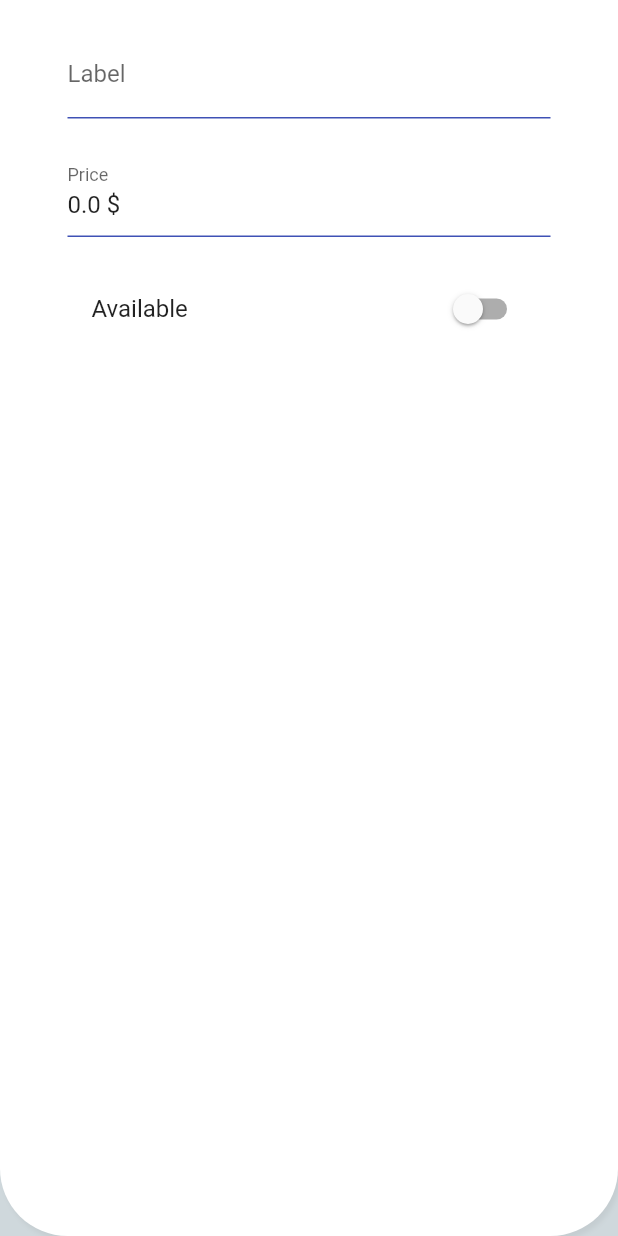
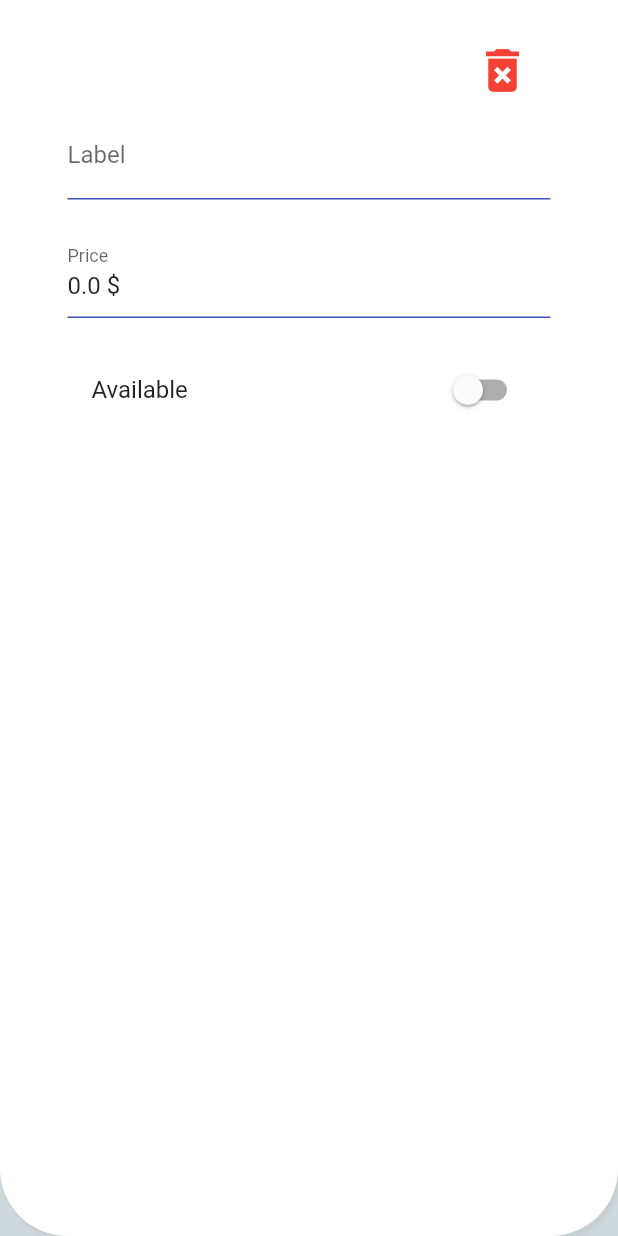
Before and after one commit to rsorianosanchis/crud_training_22, a Flutter app: the _ProductForm widget shown alone on an empty page, opened directly, on a phone screen of 412 x 824 dp. Run offline on Flutter 3.47's test engine with Material 2 defaults, Android fonts, the phone set to English and light mode, and no system bars; our stand-ins replace image_picker; network calls fail.

Commit message:
delete product

```diff
--- a/lib/screens/product_edit_screen.dart
+++ b/lib/screens/product_edit_screen.dart
@@ -77,8 +77,11 @@ class _screenScaffold extends StatelessWidget {
         },
         child:(productsService.isSaving)
           ? const CircularProgressIndicator(color: Colors.white,)
-          :const Icon(Icons.save)),
+          :const Icon(Icons.save)
+      ),
       floatingActionButtonLocation: FloatingActionButtonLocation.endDocked,
+
+
     );
   }
 }
@@ -91,6 +94,7 @@ class _ProductForm extends StatelessWidget {
   @override
   Widget build(BuildContext context) {
 
+    final productsService = Provider.of<ProductsService>(context);
     final productFormProvider = Provider.of<ProductFormProvider>(context);
     final selectedProduct = productFormProvider.selectedProduct;
 
@@ -103,8 +107,22 @@ class _ProductForm extends StatelessWidget {
         autovalidateMode: AutovalidateMode.onUserInteraction,
         child:Column(
           //crossAxisAlignment: CrossAxisAlignment.start,
+
           children: [
             SizedBox(height: 20,),
+            Row(
+
+              mainAxisAlignment: MainAxisAlignment.end,
+              children: [
+                TextButton(
+                  onPressed: ()async{
+                    await productsService.deleteProduct(selectedProduct);
+                    Navigator.pushNamed(context, 'home');
+                  },
+                  child: const Icon(Icons.delete_forever,color: Colors.red,size: 38),
+                ),
+              ],
+            ),
 
             TextFormField(
               initialValue: selectedProduct.name ,
```
Also changed, not shown: lib/services/products_service.dart (+13 -0 lines).
